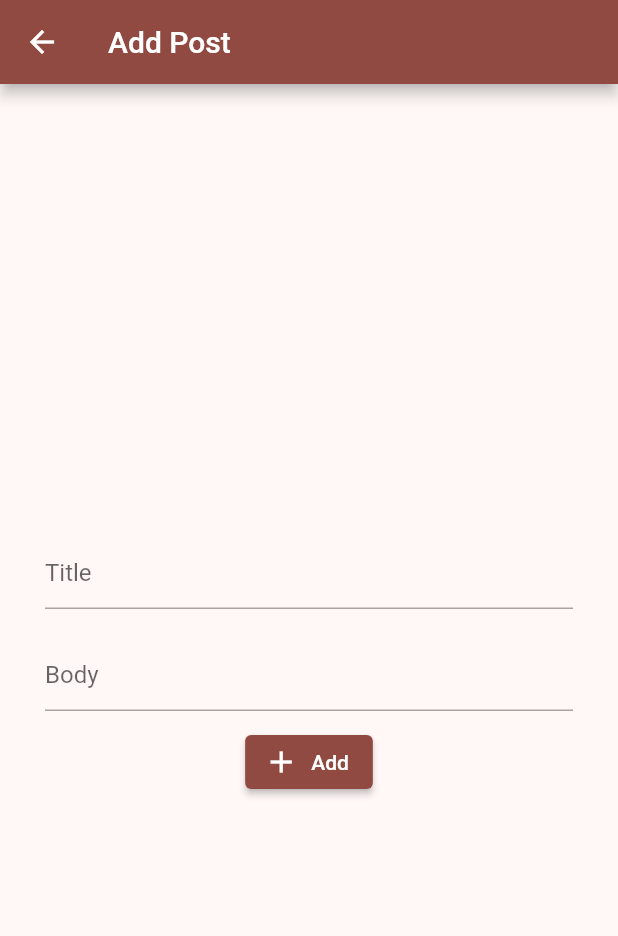
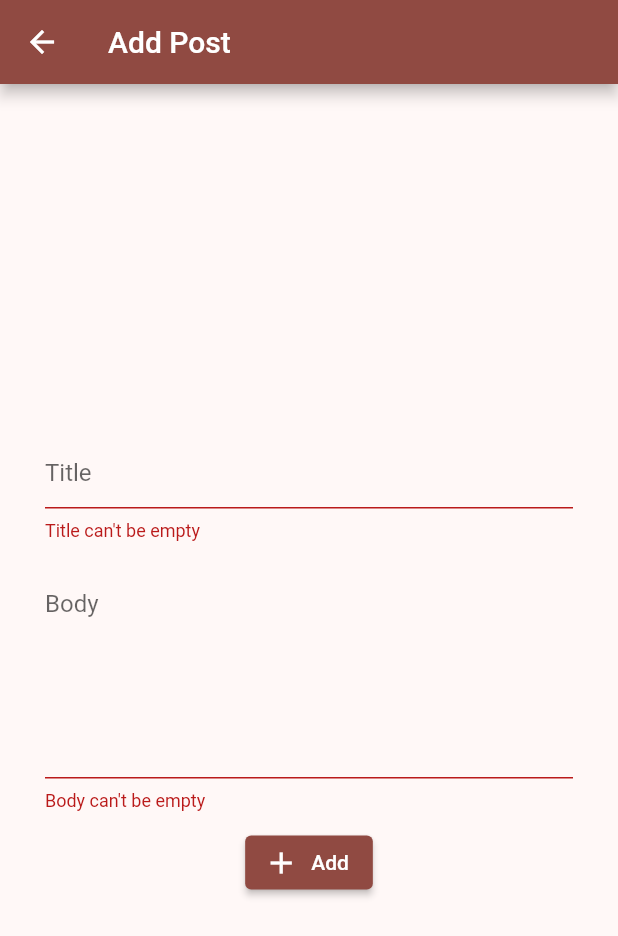
Before and after one commit to azzamaddouri/flutter_clean_architecture_posts_app, a Flutter app: the PostAddUpdatePage screen opened directly, after a tap on "Add", on a phone screen of 412 x 824 dp. Shown: the top 936 px of the screen. Run offline on Flutter 3.47's test engine with Material 2 defaults, Android fonts, the phone set to English and light mode, and no system bars; our stand-ins replace bloc, dartz, equatable, flutter_bloc, get_it, internet_connection_checker and 1 more; accounts and stored records are empty; network calls fail.

Commit message:
we can add posts now

```diff
--- a/lib/features/posts/data/models/post_model.dart
+++ b/lib/features/posts/data/models/post_model.dart
@@ -1,7 +1,7 @@
 import '../../domain/entities/post_entity.dart';
 
 class PostModel extends Post {
-  PostModel({required int id, required String title, required String body})
+  PostModel({ int? id, required String title, required String body})
       : super(id: id, title: title, body: body);
 //Second type of constructor : its name is fromJson
 // factory reads a created object : we won't create a new object with the constructor instead I'll use an existant object
--- a/lib/features/posts/data/repositories/post_repository_impl.dart
+++ b/lib/features/posts/data/repositories/post_repository_impl.dart
@@ -44,8 +44,7 @@ class PostsRepositoryImpl implements PostsRepository {
 
   @override
   Future<Either<Failure, Unit>> addPost(Post post) async {
-    final PostModel postmodel =
-        PostModel(id: post.id, title: post.title, body: post.body);
+    final PostModel postmodel = PostModel(title: post.title, body: post.body);
     return _getMessage(() => remoteDataSource.addPost(postmodel));
   }
 
--- a/lib/features/posts/domain/entities/post_entity.dart
+++ b/lib/features/posts/domain/entities/post_entity.dart
@@ -1,10 +1,10 @@
 import 'package:equatable/equatable.dart';
 
 class Post extends Equatable {
-  final int id;
+  final int? id;
   final String title;
   final String body;
-  Post({required this.id, required this.title, required this.body});
+  Post({this.id, required this.title, required this.body});
   @override
   List<Object?> get props => [id,title,body];
 }
--- a/lib/features/posts/presentation/pages/post_add_update_page.dart
+++ b/lib/features/posts/presentation/pages/post_add_update_page.dart
@@ -48,9 +48,8 @@ class PostAddUpdatePage extends StatelessWidget {
               },
               builder: (context, state) {
                 if (state is LoadingAddDeleteUpdatePostState) {
-                  return const LoadingWidget();
+                  return LoadingWidget();
                 }
-
                 return FormWidget(
                     isUpdatePost: isUpdatePost,
                     post: isUpdatePost ? post : null);
--- a/lib/features/posts/presentation/widgets/post_add_update_page/form_widget.dart
+++ b/lib/features/posts/presentation/widgets/post_add_update_page/form_widget.dart
@@ -1,5 +1,7 @@
 // ignore_for_file: public_member_api_docs, sort_constructors_first
 import 'package:flutter/material.dart';
+import 'package:flutter_bloc/flutter_bloc.dart';
+import 'package:flutter_clean_architecture_posts_app/features/posts/presentation/bloc/add_delete_update_post/add_delete_update_post_bloc.dart';
 
 import '../../../domain/entities/post_entity.dart';
 
@@ -30,6 +32,24 @@ class _FormWidgetState extends State<FormWidget> {
     super.initState();
   }
 
+  void validateFormThenUpdateOrAddPost() {
+    //Verify if the form's input fields are validated
+    final isValid = _formKey.currentState!.validate();
+    if (isValid) {
+      final post = Post(
+          id: widget.isUpdatePost ? widget.post!.id : 0,
+          title: _titleController.text,
+          body: _bodyController.text);
+      if (widget.isUpdatePost) {
+        BlocProvider.of<AddDeleteUpdatePostBloc>(context)
+            .add(UpdatePostEvent(post: post));
+      } else {
+        BlocProvider.of<AddDeleteUpdatePostBloc>(context)
+            .add(AddPostEvent(post: post));
+      }
+    }
+  }
+
   @override
   Widget build(BuildContext context) {
     return Form(
@@ -54,10 +74,12 @@ class _FormWidgetState extends State<FormWidget> {
                 validator: (value) =>
                     value!.isEmpty ? "Body can't be empty" : null,
                 decoration: InputDecoration(hintText: "Body"),
+                minLines: 6,
+                maxLines: 6,
               ),
             ),
             ElevatedButton.icon(
-              onPressed: () {},
+              onPressed: validateFormThenUpdateOrAddPost,
               icon: widget.isUpdatePost ? Icon(Icons.edit) : Icon(Icons.add),
               label: Text(
                 widget.isUpdatePost ? "Update" : "Add",
```
Also changed, not shown: lib/features/posts/presentation/bloc/add_delete_update_post/add_delete_update_post_bloc.dart (+6 -6 lines).
